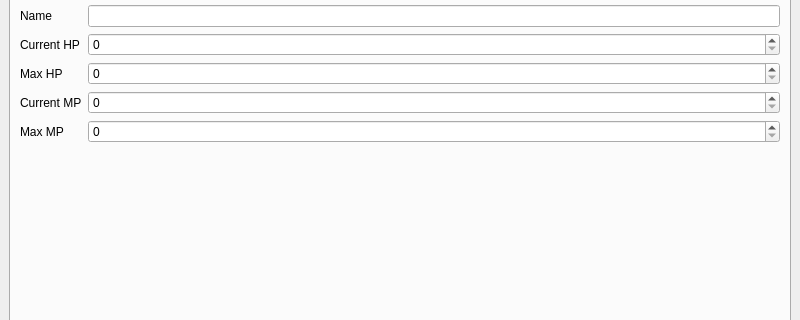
Before: the Qt Designer form sd3save_editor/gui/mainwindow.ui in rrooij/sd3save_editor, drawn with Qt 5; both pictures show x 0 to 800 and y 86 to 406 of the 800 by 600 pixel window.
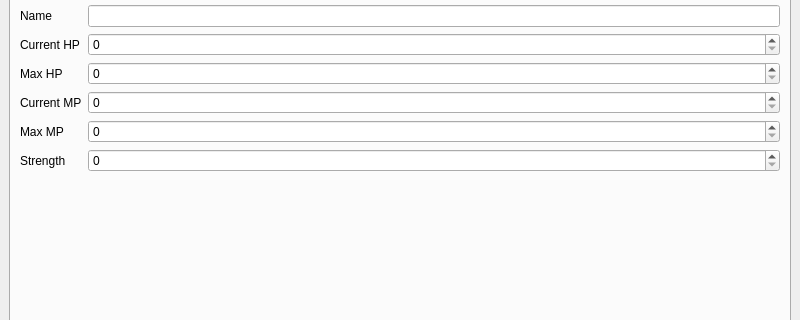
After: the same form once the commit is applied. The open tabs and pages were chosen to show the change.

```diff
--- a/sd3save_editor/gui/mainwindow.ui
+++ b/sd3save_editor/gui/mainwindow.ui
@@ -158,6 +158,16 @@
             </property>
            </widget>
           </item>
+          <item row="6" column="0">
+           <widget class="QLabel" name="strengthLvlLabel">
+            <property name="text">
+             <string>Strength</string>
+            </property>
+           </widget>
+          </item>
+          <item row="6" column="1">
+           <widget class="QSpinBox" name="strengthLvlSpinBoxChar1"/>
+          </item>
          </layout>
         </item>
        </layout>
```
Left out of the diff: 28 changed lines with no effect on the pictures.
